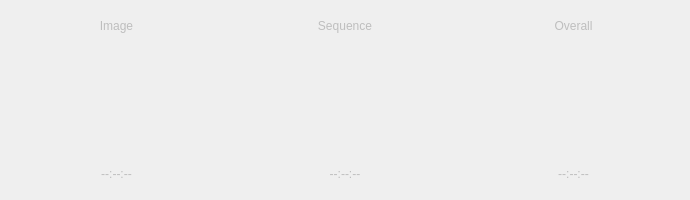
This is kstars/ekos/capture/capturecountswidget.ui in KDE/kstars as Qt 5 draws it before an edit. The edited form follows.
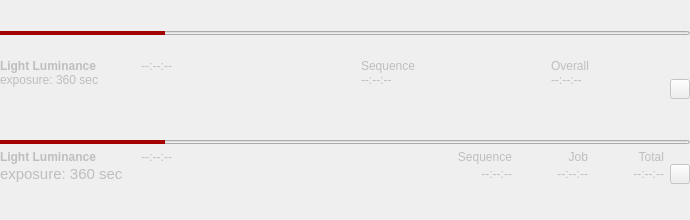
This is the edited form. Icons and pictures are not drawn. Custom widgets are drawn as their Qt base class.

Commit message: Manager GUI refactoring | Image preview with data overlay + capture counting streamlined

```diff
--- a/kstars/ekos/capture/capturecountswidget.ui
+++ b/kstars/ekos/capture/capturecountswidget.ui
@@ -10,11 +10,11 @@
     <x>0</x>
     <y>0</y>
     <width>690</width>
-    <height>200</height>
+    <height>220</height>
    </rect>
   </property>
   <property name="sizePolicy">
-   <sizepolicy hsizetype="MinimumExpanding" vsizetype="MinimumExpanding">
+   <sizepolicy hsizetype="MinimumExpanding" vsizetype="Expanding">
     <horstretch>0</horstretch>
     <verstretch>0</verstretch>
    </sizepolicy>
@@ -22,7 +22,7 @@
   <property name="minimumSize">
    <size>
     <width>600</width>
-    <height>200</height>
+    <height>20</height>
    </size>
   </property>
   <property name="maximumSize">
@@ -40,283 +40,591 @@
   <property name="windowTitle">
    <string>Ekos</string>
   </property>
-  <layout class="QHBoxLayout" name="horizontalLayout">
+  <layout class="QVBoxLayout" name="verticalLayout">
    <property name="spacing">
-    <number>1</number>
+    <number>4</number>
    </property>
    <property name="leftMargin">
-    <number>3</number>
+    <number>0</number>
    </property>
    <property name="topMargin">
-    <number>3</number>
+    <number>0</number>
    </property>
    <property name="rightMargin">
-    <number>3</number>
+    <number>0</number>
    </property>
    <property name="bottomMargin">
-    <number>3</number>
+    <number>4</number>
    </property>
    <item>
-    <layout class="QVBoxLayout" name="imageLayout">
-     <property name="spacing">
-      <number>1</number>
+    <widget class="QWidget" name="graphicalView" native="true">
+     <property name="sizePolicy">
+      <sizepolicy hsizetype="Preferred" vsizetype="Maximum">
+       <horstretch>0</horstretch>
+       <verstretch>0</verstretch>
+      </sizepolicy>
      </property>
-     <item>
-      <widget class="QLabel" name="imageLabel">
-       <property name="text">
-        <string>Image</string>
-       </property>
-       <property name="alignment">
-        <set>Qt::AlignCenter</set>
-       </property>
-      </widget>
-     </item>
-     <item>
-      <layout class="QHBoxLayout" name="horizontalLayout_13">
-       <property name="spacing">
-        <number>1</number>
-       </property>
-       <item>
-        <spacer name="horizontalSpacer_11">
-         <property name="orientation">
-          <enum>Qt::Horizontal</enum>
-         </property>
-         <property name="sizeHint" stdset="0">
-          <size>
-           <width>13</width>
-           <height>20</height>
-          </size>
-         </property>
-        </spacer>
-       </item>
-       <item>
-        <widget class="QRoundProgressBar" name="imageProgress" native="true">
-         <property name="enabled">
-          <bool>false</bool>
-         </property>
-         <property name="minimumSize">
-          <size>
-           <width>100</width>
-           <height>100</height>
-          </size>
-         </property>
-         <property name="maximumSize">
-          <size>
-           <width>100</width>
-           <height>100</height>
-          </size>
-         </property>
-         <property name="styleSheet">
-          <string notr="true"/>
-         </property>
-         <layout class="QVBoxLayout" name="verticalLayout_12"/>
-        </widget>
-       </item>
-       <item>
-        <spacer name="horizontalSpacer_12">
-         <property name="orientation">
-          <enum>Qt::Horizontal</enum>
-         </property>
-         <property name="sizeHint" stdset="0">
-          <size>
-           <width>13</width>
-           <height>20</height>
-          </size>
-         </property>
-        </spacer>
-       </item>
-      </layout>
-     </item>
-     <item>
-      <widget class="QLabel" name="imageRemainingTime">
-       <property name="text">
-        <string>--:--:--</string>
-       </property>
-       <property name="alignment">
-        <set>Qt::AlignCenter</set>
-       </property>
-      </widget>
-     </item>
-    </layout>
+     <layout class="QVBoxLayout" name="verticalLayout_3" stretch="0,0">
+      <property name="leftMargin">
+       <number>0</number>
+      </property>
+      <property name="topMargin">
+       <number>0</number>
+      </property>
+      <property name="rightMargin">
+       <number>0</number>
+      </property>
+      <property name="bottomMargin">
+       <number>0</number>
+      </property>
+      <item>
+       <widget class="QProgressBar" name="gr_imageProgress">
+        <property name="minimumSize">
+         <size>
+          <width>0</width>
+          <height>4</height>
+         </size>
+        </property>
+        <property name="maximumSize">
+         <size>
+          <width>16777215</width>
+          <height>4</height>
+         </size>
+        </property>
+        <property name="toolTip">
+         <string>Progress of the currently active capture.</string>
+        </property>
+        <property name="styleSheet">
+         <string notr="true">QProgressBar::chunk {
+background-color: rgb(164, 0, 0);
+}</string>
+        </property>
+        <property name="value">
+         <number>24</number>
+        </property>
+        <property name="textVisible">
+         <bool>false</bool>
+        </property>
+       </widget>
+      </item>
+      <item>
+       <layout class="QGridLayout" name="graphicsGrid" rowstretch="0,0" columnstretch="0,0,0,0,0,0,0,0">
+        <property name="verticalSpacing">
+         <number>0</number>
+        </property>
+        <item row="0" column="4">
+         <widget class="QLabel" name="gr_sequenceLabel">
+          <property name="sizePolicy">
+           <sizepolicy hsizetype="Expanding" vsizetype="Expanding">
+            <horstretch>0</horstretch>
+            <verstretch>0</verstretch>
+           </sizepolicy>
+          </property>
+          <property name="text">
+           <string>Sequence</string>
+          </property>
+          <property name="alignment">
+           <set>Qt::AlignBottom|Qt::AlignLeading|Qt::AlignLeft</set>
+          </property>
+         </widget>
+        </item>
+        <item row="0" column="6">
+         <widget class="QLabel" name="gr_overallLabel">
+          <property name="sizePolicy">
+           <sizepolicy hsizetype="Expanding" vsizetype="Expanding">
+            <horstretch>0</horstretch>
+            <verstretch>0</verstretch>
+           </sizepolicy>
+          </property>
+          <property name="text">
+           <string>Overall</string>
+          </property>
+          <property name="alignment">
+           <set>Qt::AlignBottom|Qt::AlignLeading|Qt::AlignLeft</set>
+          </property>
+         </widget>
+        </item>
+        <item row="0" column="2">
+         <spacer name="horizontalSpacer_6">
+          <property name="orientation">
+           <enum>Qt::Horizontal</enum>
+          </property>
+          <property name="sizeHint" stdset="0">
+           <size>
+            <width>40</width>
+            <height>20</height>
+           </size>
+          </property>
+         </spacer>
+        </item>
+        <item row="1" column="0" colspan="2">
+         <widget class="QLabel" name="gr_frameDetailsLabel">
+          <property name="sizePolicy">
+           <sizepolicy hsizetype="Preferred" vsizetype="Expanding">
+            <horstretch>0</horstretch>
+            <verstretch>0</verstretch>
+           </sizepolicy>
+          </property>
+          <property name="text">
+           <string>exposure: 360 sec</string>
+          </property>
+          <property name="alignment">
+           <set>Qt::AlignLeading|Qt::AlignLeft|Qt::AlignTop</set>
+          </property>
+         </widget>
+        </item>
+        <item row="1" column="4">
+         <widget class="QLabel" name="gr_sequenceRemainingTime">
+          <property name="sizePolicy">
+           <sizepolicy hsizetype="Preferred" vsizetype="Expanding">
+            <horstretch>0</horstretch>
+            <verstretch>0</verstretch>
+           </sizepolicy>
+          </property>
+          <property name="toolTip">
+           <string>&lt;html&gt;&lt;head/&gt;&lt;body&gt;&lt;p&gt;Remaining time to complete the active capture sequence&lt;/p&gt;&lt;/body&gt;&lt;/html&gt;</string>
+          </property>
+          <property name="text">
+           <string>--:--:--</string>
+          </property>
+          <property name="alignment">
+           <set>Qt::AlignLeading|Qt::AlignLeft|Qt::AlignTop</set>
+          </property>
+         </widget>
+        </item>
+        <item row="0" column="0">
+         <widget class="QLabel" name="gr_frameLabel">
+          <property name="sizePolicy">
+           <sizepolicy hsizetype="Preferred" vsizetype="Expanding">
+            <horstretch>0</horstretch>
+            <verstretch>0</verstretch>
+           </sizepolicy>
+          </property>
+          <property name="font">
+           <font>
+            <weight>75</weight>
+            <bold>true</bold>
+           </font>
+          </property>
+          <property name="text">
+           <string>Light Luminance</string>
+          </property>
+          <property name="alignment">
+           <set>Qt::AlignBottom|Qt::AlignLeading|Qt::AlignLeft</set>
+          </property>
+         </widget>
+        </item>
+        <item row="0" column="3" rowspan="2">
+         <widget class="QRoundProgressBar" name="gr_sequenceProgressBar" native="true">
+          <property name="minimumSize">
+           <size>
+            <width>64</width>
+            <height>64</height>
+           </size>
+          </property>
+          <property name="maximumSize">
+           <size>
+            <width>64</width>
+            <height>64</height>
+           </size>
+          </property>
+          <property name="toolTip">
+           <string>&lt;html&gt;&lt;head/&gt;&lt;body&gt;&lt;p&gt;Captured images in active sequence&lt;/p&gt;&lt;/body&gt;&lt;/html&gt;</string>
+          </property>
+         </widget>
+        </item>
+        <item row="0" column="5" rowspan="2">
+         <widget class="QRoundProgressBar" name="gr_overallProgressBar" native="true">
+          <property name="minimumSize">
+           <size>
+            <width>64</width>
+            <height>64</height>
+           </size>
+          </property>
+          <property name="maximumSize">
+           <size>
+            <width>64</width>
+            <height>64</height>
+           </size>
+          </property>
+          <property name="toolTip">
+           <string>&lt;html&gt;&lt;head/&gt;&lt;body&gt;&lt;p&gt;Percentage of total images captured&lt;/p&gt;&lt;/body&gt;&lt;/html&gt;</string>
+          </property>
+         </widget>
+        </item>
+        <item row="1" column="7">
+         <widget class="QPushButton" name="switchToTextButton">
+          <property name="minimumSize">
+           <size>
+            <width>20</width>
+            <height>20</height>
+           </size>
+          </property>
+          <property name="maximumSize">
+           <size>
+            <width>20</width>
+            <height>20</height>
+           </size>
+          </property>
+          <property name="font">
+           <font>
+            <weight>75</weight>
+            <bold>true</bold>
+           </font>
+          </property>
+          <property name="toolTip">
+           <string>Switch to the text display of capture counts display.</string>
+          </property>
+          <property name="text">
+           <string/>
+          </property>
+          <property name="icon">
+           <iconset theme="arrow-down"/>
+          </property>
+         </widget>
+        </item>
+        <item row="0" column="1">
+         <widget class="QLabel" name="gr_frameRemainingTime">
+          <property name="sizePolicy">
+           <sizepolicy hsizetype="Preferred" vsizetype="Expanding">
+            <horstretch>0</horstretch>
+            <verstretch>0</verstretch>
+           </sizepolicy>
+          </property>
+          <property name="minimumSize">
+           <size>
+            <width>70</width>
+            <height>0</height>
+           </size>
+          </property>
+          <property name="toolTip">
+           <string>Remaining time for current capture</string>
+          </property>
+          <property name="text">
+           <string>--:--:--</string>
+          </property>
+          <property name="alignment">
+           <set>Qt::AlignBottom|Qt::AlignRight|Qt::AlignTrailing</set>
+          </property>
+         </widget>
+        </item>
+        <item row="1" column="6">
+         <widget class="QLabel" name="gr_overallRemainingTime">
+          <property name="sizePolicy">
+           <sizepolicy hsizetype="Preferred" vsizetype="Expanding">
+            <horstretch>0</horstretch>
+            <verstretch>0</verstretch>
+           </sizepolicy>
+          </property>
+          <property name="toolTip">
+           <string>&lt;html&gt;&lt;head/&gt;&lt;body&gt;&lt;p&gt;Remaining time to completion&lt;/p&gt;&lt;/body&gt;&lt;/html&gt;</string>
+          </property>
+          <property name="text">
+           <string>--:--:--</string>
+          </property>
+          <property name="alignment">
+           <set>Qt::AlignLeading|Qt::AlignLeft|Qt::AlignTop</set>
+          </property>
+         </widget>
+        </item>
+       </layout>
+      </item>
+     </layout>
+    </widget>
    </item>
    <item>
-    <layout class="QVBoxLayout" name="sequenceLayout">
-     <property name="spacing">
-      <number>1</number>
+    <widget class="QWidget" name="textView" native="true">
+     <property name="sizePolicy">
+      <sizepolicy hsizetype="Preferred" vsizetype="Maximum">
+       <horstretch>0</horstretch>
+       <verstretch>0</verstretch>
+      </sizepolicy>
      </property>
-     <item>
-      <widget class="QLabel" name="sequenceLabel">
-       <property name="text">
-        <string>Sequence</string>
-       </property>
-       <property name="alignment">
-        <set>Qt::AlignCenter</set>
-       </property>
-      </widget>
-     </item>
-     <item>
-      <layout class="QHBoxLayout" name="horizontalLayout_7">
-       <property name="spacing">
-        <number>1</number>
-       </property>
-       <item>
-        <spacer name="horizontalSpacer_7">
-         <property name="orientation">
-          <enum>Qt::Horizontal</enum>
-         </property>
-         <property name="sizeHint" stdset="0">
-          <size>
-           <width>13</width>
-           <height>20</height>
-          </size>
-         </property>
-        </spacer>
-       </item>
-       <item>
-        <widget class="QRoundProgressBar" name="sequenceProgress" native="true">
-         <property name="enabled">
-          <bool>false</bool>
-         </property>
-         <property name="minimumSize">
-          <size>
-           <width>100</width>
-           <height>100</height>
-          </size>
-         </property>
-         <property name="maximumSize">
-          <size>
-           <width>100</width>
-           <height>100</height>
-          </size>
-         </property>
-         <property name="styleSheet">
-          <string notr="true"/>
-         </property>
-         <layout class="QVBoxLayout" name="verticalLayout_11"/>
-        </widget>
-       </item>
-       <item>
-        <spacer name="horizontalSpacer_8">
-         <property name="orientation">
-          <enum>Qt::Horizontal</enum>
-         </property>
-         <property name="sizeHint" stdset="0">
-          <size>
-           <width>13</width>
-           <height>20</height>
-          </size>
-         </property>
-        </spacer>
-       </item>
-      </layout>
-     </item>
-     <item>
-      <widget class="QLabel" name="sequenceRemainingTime">
-       <property name="text">
-        <string>--:--:--</string>
-       </property>
-       <property name="alignment">
-        <set>Qt::AlignCenter</set>
-       </property>
-      </widget>
-     </item>
-    </layout>
-   </item>
-   <item>
-    <layout class="QVBoxLayout" name="overallLayout">
-     <property name="spacing">
-      <number>1</number>
-     </property>
-     <item>
-      <widget class="QLabel" name="overallLabel">
-       <property name="text">
-        <string>Overall</string>
-       </property>
-       <property name="alignment">
-        <set>Qt::AlignCenter</set>
-       </property>
-      </widget>
-     </item>
-     <item>
-      <layout class="QHBoxLayout" name="horizontalLayout_11">
-       <property name="spacing">
-        <number>1</number>
-       </property>
-       <item>
-        <spacer name="horizontalSpacer_10">
-         <property name="orientation">
-          <enum>Qt::Horizontal</enum>
-         </property>
-         <property name="sizeHint" stdset="0">
-          <size>
-           <width>13</width>
-           <height>20</height>
-          </size>
-         </property>
-        </spacer>
-       </item>
-       <item>
-        <widget class="QRoundProgressBar" name="captureProgress" native="true">
-         <property name="enabled">
-          <bool>false</bool>
-         </property>
-         <property name="minimumSize">
-          <size>
-           <width>100</width>
-           <height>100</height>
-          </size>
-         </property>
-         <property name="maximumSize">
-          <size>
-           <width>100</width>
-           <height>100</height>
-          </size>
-         </property>
-         <layout class="QVBoxLayout" name="verticalLayout_14">
-          <property name="spacing">
-           <number>1</number>
+     <layout class="QVBoxLayout" name="verticalLayout_2" stretch="0,1">
+      <property name="leftMargin">
+       <number>0</number>
+      </property>
+      <property name="topMargin">
+       <number>0</number>
+      </property>
+      <property name="rightMargin">
+       <number>0</number>
+      </property>
+      <property name="bottomMargin">
+       <number>0</number>
+      </property>
+      <item>
+       <widget class="QProgressBar" name="imageProgress">
+        <property name="minimumSize">
+         <size>
+          <width>0</width>
+          <height>4</height>
+         </size>
+        </property>
+        <property name="maximumSize">
+         <size>
+          <width>16777215</width>
+          <height>4</height>
+         </size>
+        </property>
+        <property name="toolTip">
+         <string>Progress of the currently active capture.</string>
+        </property>
+        <property name="styleSheet">
+         <string notr="true">QProgressBar::chunk {
+background-color: rgb(164, 0, 0);
+}</string>
+        </property>
+        <property name="value">
+         <number>24</number>
+        </property>
+        <property name="textVisible">
+         <bool>false</bool>
+        </property>
+       </widget>
+      </item>
+      <item>
+       <layout class="QGridLayout" name="gridLayout">
+        <property name="bottomMargin">
+         <number>0</number>
+        </property>
+        <property name="verticalSpacing">
+         <number>0</number>
+        </property>
+        <item row="2" column="3">
+         <widget class="QLabel" name="sequenceLabel">
+          <property name="text">
+           <string>Sequence</string>
           </property>
-          <property name="leftMargin">
-           <number>3</number>
+          <property name="alignment">
+           <set>Qt::AlignRight|Qt::AlignTrailing|Qt::AlignVCenter</set>
           </property>
-          <property name="topMargin">
-           <number>3</number>
+         </widget>
+        </item>
+        <item row="2" column="1">
+         <widget class="QLabel" name="frameRemainingTime">
+          <property name="minimumSize">
+           <size>
+            <width>70</width>
+            <height>0</height>
+           </size>
           </property>
-          <property name="rightMargin">
-           <number>3</number>
+          <property name="toolTip">
+           <string>Remaining time for current capture</string>
           </property>
-          <property name="bottomMargin">
-           <number>3</number>
+          <property name="text">
+           <string>--:--:--</string>
           </property>
-         </layout>
-        </widget>
-       </item>
-       <item>
-        <spacer name="horizontalSpacer_9">
-         <property name="orientation">
-          <enum>Qt::Horizontal</enum>
-         </property>
-         <property name="sizeHint" stdset="0">
-          <size>
-           <width>13</width>
-           <height>20</height>
-          </size>
-         </property>
-        </spacer>
-       </item>
-      </layout>
-     </item>
-     <item>
-      <widget class="QLabel" name="overallRemainingTime">
-       <property name="text">
-        <string>--:--:--</string>
-       </property>
-       <property name="alignment">
-        <set>Qt::AlignCenter</set>
-       </property>
-      </widget>
-     </item>
-    </layout>
+          <property name="alignment">
+           <set>Qt::AlignRight|Qt::AlignTrailing|Qt::AlignVCenter</set>
+          </property>
+         </widget>
+        </item>
+        <item row="3" column="4">
+         <widget class="QLabel" name="jobRemainingTime">
+          <property name="sizePolicy">
+           <sizepolicy hsizetype="Preferred" vsizetype="Maximum">
+            <horstretch>0</horstretch>
+            <verstretch>0</verstretch>
+           </sizepolicy>
+          </property>
+          <property name="minimumSize">
+           <size>
+            <width>70</width>
+            <height>0</height>
+           </size>
+          </property>
+          <property name="toolTip">
+           <string>&lt;html&gt;&lt;head/&gt;&lt;body&gt;&lt;p&gt;Remaining time to complete one job iteration&lt;/p&gt;&lt;/body&gt;&lt;/html&gt;</string>
+          </property>
+          <property name="text">
+           <string>--:--:--</string>
+          </property>
+          <property name="alignment">
+           <set>Qt::AlignRight|Qt::AlignTop|Qt::AlignTrailing</set>
+          </property>
+         </widget>
+        </item>
+        <item row="2" column="0">
+         <widget class="QLabel" name="frameInfoLabel">
+          <property name="sizePolicy">
+           <sizepolicy hsizetype="Preferred" vsizetype="Maximum">
+            <horstretch>0</horstretch>
+            <verstretch>0</verstretch>
+           </sizepolicy>
+          </property>
+          <property name="font">
+           <font>
+            <weight>75</weight>
+            <bold>true</bold>
+           </font>
+          </property>
+          <property name="toolTip">
+           <string>Type and filter (if present) of the currently active capture. </string>
+          </property>
+          <property name="text">
+           <string>Light Luminance</string>
+          </property>
+         </widget>
+        </item>
+        <item row="2" column="4">
+         <widget class="QLabel" name="jobLabel">
+          <property name="text">
+           <string>Job</string>
+          </property>
+          <property name="alignment">
+           <set>Qt::AlignRight|Qt::AlignTrailing|Qt::AlignVCenter</set>
+          </property>
+         </widget>
+        </item>
+        <item row="3" column="5">
+         <widget class="QLabel" name="overallRemainingTime">
+          <property name="sizePolicy">
+           <sizepolicy hsizetype="Preferred" vsizetype="Maximum">
+            <horstretch>0</horstretch>
+            <verstretch>0</verstretch>
+           </sizepolicy>
+          </property>
+          <property name="minimumSize">
+           <size>
+            <width>70</width>
+            <height>0</height>
+           </size>
+          </property>
+          <property name="toolTip">
+           <string>&lt;html&gt;&lt;head/&gt;&lt;body&gt;&lt;p&gt;Remaining time to completion&lt;/p&gt;&lt;/body&gt;&lt;/html&gt;</string>
+          </property>
+          <property name="text">
+           <string>--:--:--</string>
+          </property>
+          <property name="alignment">
+           <set>Qt::AlignRight|Qt::AlignTop|Qt::AlignTrailing</set>
+          </property>
+          <property name="margin">
+           <number>0</number>
+          </property>
+         </widget>
+        </item>
+        <item row="2" column="5">
+         <widget class="QLabel" name="overallLabel">
+          <property name="text">
+           <string>Total</string>
+          </property>
+          <property name="alignment">
+           <set>Qt::AlignRight|Qt::AlignTrailing|Qt::AlignVCenter</set>
+          </property>
+         </widget>
+        </item>
+        <item row="2" column="2">
+         <spacer name="horizontalSpacer">
+          <property name="orientation">
+           <enum>Qt::Horizontal</enum>
+          </property>
+          <property name="sizeType">
+           <enum>QSizePolicy::Expanding</enum>
+          </property>
+          <property name="sizeHint" stdset="0">
+           <size>
+            <width>10</width>
+            <height>0</height>
+           </size>
+          </property>
+         </spacer>
+        </item>
+        <item row="3" column="2">
+         <spacer name="horizontalSpacer_2">
+          <property name="orientation">
+           <enum>Qt::Horizontal</enum>
+          </property>
+          <property name="sizeHint" stdset="0">
+           <size>
+            <width>40</width>
+            <height>20</height>
+           </size>
+          </property>
+         </spacer>
+        </item>
+        <item row="3" column="3">
+         <widget class="QLabel" name="sequenceRemainingTime">
+          <property name="sizePolicy">
+           <sizepolicy hsizetype="Preferred" vsizetype="Maximum">
+            <horstretch>0</horstretch>
+            <verstretch>0</verstretch>
+           </sizepolicy>
+          </property>
+          <property name="minimumSize">
+           <size>
+            <width>70</width>
+            <height>0</height>
+           </size>
+          </property>
+          <property name="toolTip">
+           <string>&lt;html&gt;&lt;head/&gt;&lt;body&gt;&lt;p&gt;Remaining time to complete the active capture sequence&lt;/p&gt;&lt;/body&gt;&lt;/html&gt;</string>
+          </property>
+          <property name="text">
+           <string>--:--:--</string>
+          </property>
+          <property name="alignment">
+           <set>Qt::AlignRight|Qt::AlignTop|Qt::AlignTrailing</set>
+          </property>
+         </widget>
+        </item>
+        <item row="3" column="0" colspan="2">
+         <widget class="QLabel" name="frameDetailsLabel">
+          <property name="sizePolicy">
+           <sizepolicy hsizetype="Preferred" vsizetype="Maximum">
+            <horstretch>0</horstretch>
+            <verstretch>0</verstretch>
+           </sizepolicy>
+          </property>
+          <property name="font">
+           <font>
+            <pointsize>11</pointsize>
+           </font>
+          </property>
+          <property name="text">
+           <string>exposure: 360 sec</string>
+          </property>
+          <property name="alignment">
+           <set>Qt::AlignLeading|Qt::AlignLeft|Qt::AlignTop</set>
+          </property>
+         </widget>
+        </item>
+        <item row="3" column="6">
+         <widget class="QPushButton" name="switchToGraphicsButton">
+          <property name="sizePolicy">
+           <sizepolicy hsizetype="Minimum" vsizetype="Maximum">
+            <horstretch>0</horstretch>
+            <verstretch>0</verstretch>
+           </sizepolicy>
+          </property>
+          <property name="minimumSize">
+           <size>
+            <width>20</width>
+            <height>20</height>
+           </size>
+          </property>
+          <property name="maximumSize">
+           <size>
+            <width>20</width>
+            <height>20</height>
+           </size>
+          </property>
+          <property name="toolTip">
+           <string>Switch display to the graphical mode of capture counts display.</string>
+          </property>
+          <property name="text">
+           <string/>
+          </property>
+          <property name="icon">
+           <iconset theme="arrow-up"/>
+          </property>
+         </widget>
+        </item>
+       </layout>
+      </item>
+     </layout>
+    </widget>
    </item>
   </layout>
  </widget>
```
The commit also changes 21 other files.
